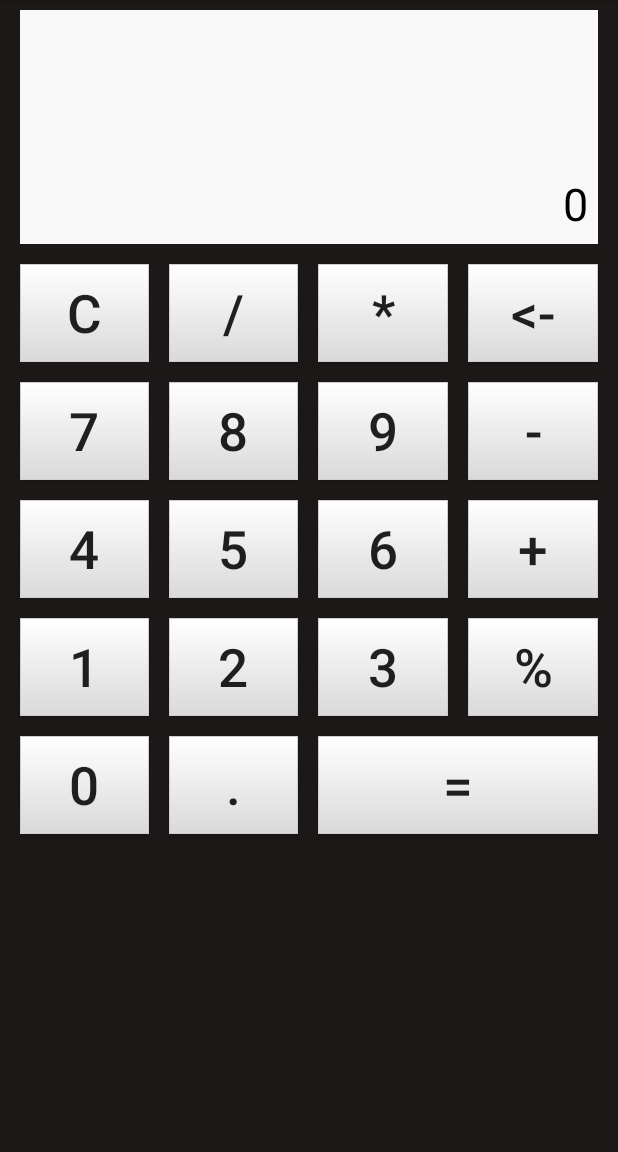
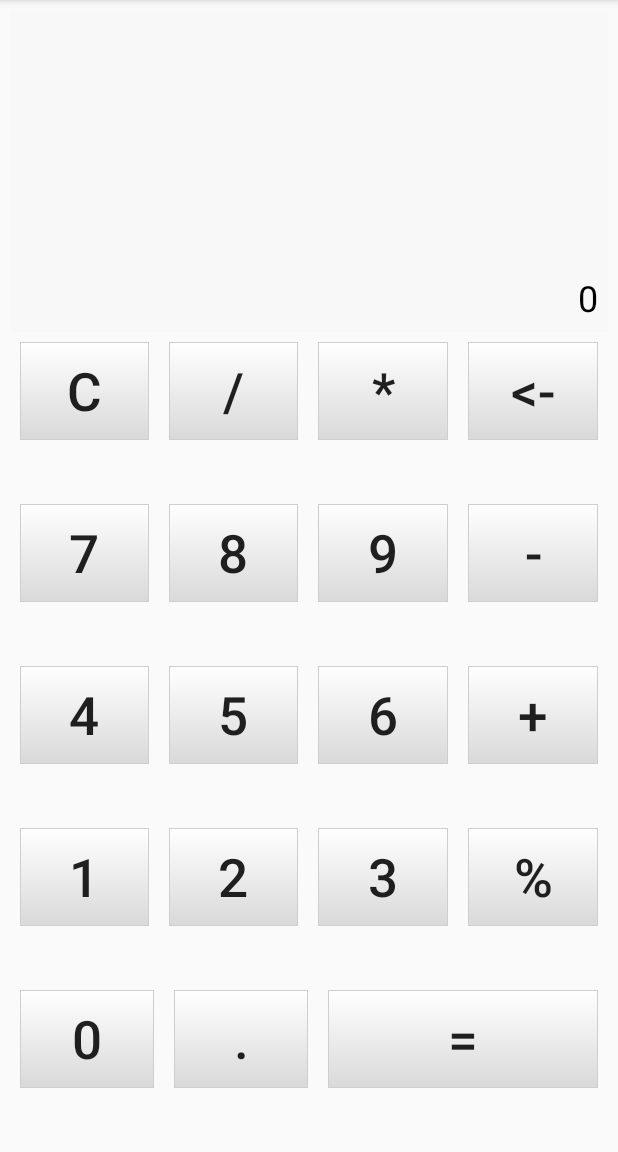
Before and after one commit to jdshah98/Calculator, an Android app: the screen it shows after launch (MainActivity), on a phone screen of 412 x 824 dp, the part 84-1236 px from its top. Run offline under Robolectric (Android 15) with nearby library versions, the phone set to English and light mode, and no system bars; our stand-ins replace sdp/ssp sizes.

Commit message:
modified Layout

```diff
--- a/app/src/main/AndroidManifest.xml
+++ b/app/src/main/AndroidManifest.xml
@@ -1,5 +1,6 @@
 <?xml version="1.0" encoding="utf-8"?>
 <manifest xmlns:android="http://schemas.android.com/apk/res/android"
+    xmlns:tools="http://schemas.android.com/tools"
     package="com.example.shahjainam.calculator">
 
     <supports-screens
@@ -17,12 +18,12 @@
         android:label="@string/app_name"
         android:roundIcon="@mipmap/calc_icon"
         android:supportsRtl="true"
-        android:theme="@style/AppTheme">
+        android:theme="@style/AppTheme"
+        tools:ignore="GoogleAppIndexingWarning">
         <activity android:name=".MainActivity"
             android:screenOrientation="portrait">
             <intent-filter>
                 <action android:name="android.intent.action.MAIN" />
-                <action android:name="android.intent.action.VIEW" />
                 <category android:name="android.intent.category.LAUNCHER" />
             </intent-filter>
         </activity>
--- a/app/src/main/java/com/example/shahjainam/calculator/AboutActivity.java
+++ b/app/src/main/java/com/example/shahjainam/calculator/AboutActivity.java
@@ -12,6 +12,7 @@ public class AboutActivity extends AppCompatActivity {
     protected void onCreate(@Nullable Bundle savedInstanceState) {
         super.onCreate(savedInstanceState);
         setContentView(R.layout.about_us);
+        getSupportActionBar().setTitle("About");
         getSupportActionBar().setDisplayHomeAsUpEnabled(true);
     }
 
--- a/app/src/main/java/com/example/shahjainam/calculator/MainActivity.java
+++ b/app/src/main/java/com/example/shahjainam/calculator/MainActivity.java
@@ -17,7 +17,7 @@ import static java.lang.Boolean.TRUE;
 
 public class MainActivity extends AppCompatActivity {
 
-    private TextView result;
+    private TextView result, exp;
     private Button equal, back, clear, dot;
     private Boolean resultState = TRUE, newTerm = FALSE, errorState = FALSE, dotFlag = FALSE;
 
@@ -30,6 +30,7 @@ public class MainActivity extends AppCompatActivity {
     }
 
     private void initialize() {
+        exp = findViewById(R.id.expression);
         result = findViewById(R.id.result);
         equal = findViewById(R.id.equal);
         back = findViewById(R.id.back);
@@ -42,6 +43,7 @@ public class MainActivity extends AppCompatActivity {
             @Override
             public void onClick(View v) {
                 String str = result.getText().toString();
+                exp.setText(str);
                 try{
                     Expression expression = new ExpressionBuilder(str).build();
                     double ans = expression.evaluate();
--- a/app/src/main/res/layout/about_us.xml
+++ b/app/src/main/res/layout/about_us.xml
@@ -1,40 +1,39 @@
 <?xml version="1.0" encoding="utf-8"?>
-<android.support.constraint.ConstraintLayout
-    xmlns:android="http://schemas.android.com/apk/res/android"
+<android.support.constraint.ConstraintLayout xmlns:android="http://schemas.android.com/apk/res/android"
     xmlns:app="http://schemas.android.com/apk/res-auto"
     xmlns:tools="http://schemas.android.com/tools"
     android:layout_width="match_parent"
-    android:layout_height="match_parent">
+    android:layout_height="match_parent"
+    tools:context=".AboutActivity">
+
+    <ImageView
+        android:id="@+id/image"
+        android:layout_width="90dp"
+        android:layout_height="90dp"
+        android:contentDescription="@string/logo"
+        android:src="@mipmap/logo"
+        app:layout_constraintBottom_toBottomOf="parent"
+        app:layout_constraintEnd_toEndOf="parent"
+        app:layout_constraintHorizontal_bias="0.06"
+        app:layout_constraintStart_toStartOf="parent"
+        app:layout_constraintTop_toTopOf="parent"
+        app:layout_constraintVertical_bias="0.187" />
 
     <TextView
-        android:id="@+id/aboutHeading"
+        android:id="@+id/aboutus"
         android:layout_width="wrap_content"
         android:layout_height="wrap_content"
-        android:text="@string/about_heading"
+        android:text="@string/calculator"
         android:textAllCaps="true"
-        android:textColor="@color/colorPrimaryDark"
-        android:textSize="20sp"
+        android:textColor="@color/colorPrimary"
+        android:textSize="18sp"
         android:textStyle="bold"
-        app:autoSizeMaxTextSize="24sp"
-        app:autoSizeMinTextSize="16sp"
-        app:autoSizeTextType="uniform"
         app:layout_constraintBottom_toBottomOf="parent"
         app:layout_constraintEnd_toEndOf="parent"
+        app:layout_constraintHorizontal_bias="0.6"
         app:layout_constraintStart_toStartOf="parent"
         app:layout_constraintTop_toTopOf="parent"
-        app:layout_constraintVertical_bias="0.1" />
-
-    <TextView
-        android:id="@+id/textView2"
-        android:layout_width="match_parent"
-        android:layout_height="wrap_content"
-        android:layout_marginStart="@dimen/_20sdp"
-        android:layout_marginEnd="@dimen/_20sdp"
-        android:text=""
-        app:layout_constraintBottom_toBottomOf="parent"
-        app:layout_constraintStart_toStartOf="parent"
-        app:layout_constraintTop_toTopOf="parent"
-        app:layout_constraintVertical_bias="0.25" />
+        app:layout_constraintVertical_bias="0.16" />
 
     <TextView
         android:id="@+id/visitHeading"
@@ -55,7 +54,7 @@
         app:layout_constraintVertical_bias="0.5" />
 
     <TextView
-        android:id="@+id/textView7"
+        android:id="@+id/email"
         android:layout_width="wrap_content"
         android:layout_height="wrap_content"
         android:layout_marginTop="8dp"
@@ -73,7 +72,7 @@
         app:layout_constraintVertical_bias="0.612" />
 
     <TextView
-        android:id="@+id/textView8"
+        android:id="@+id/website"
         android:layout_width="wrap_content"
         android:layout_height="wrap_content"
         android:layout_marginTop="8dp"
@@ -89,4 +88,18 @@
         app:layout_constraintTop_toTopOf="parent"
         app:layout_constraintVertical_bias="0.7" />
 
+    <TextView
+        android:id="@+id/textView"
+        android:layout_width="wrap_content"
+        android:layout_height="wrap_content"
+        android:text="@string/appDescription"
+        android:textColor="@color/colorAccent"
+        android:textSize="14sp"
+        app:layout_constraintBottom_toBottomOf="parent"
+        app:layout_constraintEnd_toEndOf="parent"
+        app:layout_constraintHorizontal_bias="0.8"
+        app:layout_constraintStart_toStartOf="parent"
+        app:layout_constraintTop_toTopOf="parent"
+        app:layout_constraintVertical_bias="0.263" />
+
 </android.support.constraint.ConstraintLayout>
--- a/app/src/main/res/layout/activity_calculator.xml
+++ b/app/src/main/res/layout/activity_calculator.xml
@@ -1,283 +1,307 @@
 <?xml version="1.0" encoding="utf-8"?>
-<ScrollView xmlns:android="http://schemas.android.com/apk/res/android"
+<LinearLayout xmlns:android="http://schemas.android.com/apk/res/android"
     xmlns:tools="http://schemas.android.com/tools"
-    android:orientation="vertical"
+    android:id="@+id/calculator"
     android:layout_width="match_parent"
     android:layout_height="match_parent"
-    android:paddingTop="@dimen/_5sdp"
-    android:paddingBottom="@dimen/_5sdp"
-    android:paddingLeft="@dimen/_5sdp"
-    android:paddingRight="@dimen/_5sdp"
-    android:background="#1d1818"
     android:fitsSystemWindows="true"
+    android:orientation="vertical"
+    android:padding="@dimen/_5sdp"
     tools:context=".MainActivity">
 
-    <LinearLayout
-        android:id="@+id/calculator"
+    <TextView
+        android:id="@+id/expression"
         android:layout_width="match_parent"
-        android:layout_height="wrap_content"
-        android:orientation="vertical">
+        android:layout_height="0dp"
+        android:layout_weight="1"
+        android:background="@color/textViewColor"
+        android:gravity="bottom|end"
+        android:padding="@dimen/_5sdp"
+        android:text=""
+        android:textColor="@color/colorBlack"
+        android:textIsSelectable="false"
+        android:textSize="@dimen/expSize" />
 
     <TextView
         android:id="@+id/result"
+        android:layout_width="match_parent"
+        android:layout_height="0dp"
+        android:layout_weight="1"
         android:background="@color/textViewColor"
-            android:layout_width="match_parent"
-            android:layout_height="@dimen/_120sdp"
-            android:layout_marginLeft="@dimen/_5sdp"
-            android:layout_marginRight="@dimen/_5sdp"
-            android:layout_marginBottom="@dimen/_5sdp"
         android:gravity="bottom|end"
-            android:textSize="@dimen/ansSize"
+        android:padding="@dimen/_5sdp"
+        android:text="@string/zero"
         android:textColor="@color/colorBlack"
-            android:text="@string/zero"
-            android:padding="@dimen/_5sdp"
-            android:textIsSelectable="false"/>
+        android:textIsSelectable="false"
+        android:textSize="@dimen/ansSize" />
 
     <LinearLayout
-            android:id="@+id/layer1"
+        android:id="@+id/button1"
         android:layout_width="match_parent"
-            android:layout_height="wrap_content"
+        android:layout_height="0dp"
+        android:layout_weight="1"
         android:orientation="horizontal">
 
         <Button
             android:id="@+id/clear"
-                android:text="@string/clear"
-                android:textSize="@dimen/btnText"
-                android:layout_width="@dimen/_60sdp"
-                android:layout_height="@dimen/_50sdp"
-                android:layout_margin="@dimen/_5sdp"
-                android:layout_weight="1"
             style="@style/Base.Widget.AppCompat.Button.Borderless"
-                android:background="@drawable/number" />
-
-            <Button
-                android:id="@+id/divide"
-                android:text="@string/divide"
-                android:textSize="@dimen/btnText"
-                android:layout_width="@dimen/_60sdp"
+            android:layout_width="0dp"
             android:layout_height="@dimen/_50sdp"
             android:layout_margin="@dimen/_5sdp"
             android:layout_weight="1"
             android:background="@drawable/number"
-                android:onClick="operatorListener" />
+            android:text="@string/clear"
+            android:textSize="@dimen/btnText" />
 
         <Button
-                android:id="@+id/multiply"
-                android:text="@string/multiply"
-                android:textSize="@dimen/btnText"
-                android:layout_width="@dimen/_60sdp"
+            android:id="@+id/divide"
+            style="@style/Base.Widget.AppCompat.Button.Borderless"
+            android:layout_width="0dp"
             android:layout_height="@dimen/_50sdp"
             android:layout_margin="@dimen/_5sdp"
             android:layout_weight="1"
             android:background="@drawable/number"
-                android:onClick="operatorListener" />
+            android:onClick="operatorListener"
+            android:text="@string/divide"
+            android:textSize="@dimen/btnText" />
+
+        <Button
+            android:id="@+id/multiply"
+            style="@style/Base.Widget.AppCompat.Button.Borderless"
+            android:layout_width="0dp"
+            android:layout_height="@dimen/_50sdp"
+            android:layout_margin="@dimen/_5sdp"
+            android:layout_weight="1"
+            android:background="@drawable/number"
+            android:onClick="operatorListener"
+            android:text="@string/multiply"
+            android:textSize="@dimen/btnText" />
 
         <Button
             android:id="@+id/back"
-                android:text="@string/back"
-                android:textSize="@dimen/btnText"
-                android:layout_width="@dimen/_60sdp"
-                android:layout_weight="1"
+            style="@style/Base.Widget.AppCompat.Button.Borderless"
+            android:layout_width="0dp"
             android:layout_height="@dimen/_50sdp"
             android:layout_margin="@dimen/_5sdp"
-                android:background="@drawable/number" />
+            android:layout_weight="1"
+            android:background="@drawable/number"
+            android:text="@string/back"
+            android:textSize="@dimen/btnText" />
 
     </LinearLayout>
 
     <LinearLayout
-            android:id="@+id/layer2"
+        android:id="@+id/button2"
         android:layout_width="match_parent"
-            android:layout_height="wrap_content"
+        android:layout_height="0dp"
+        android:layout_weight="1"
         android:orientation="horizontal">
 
         <Button
             android:id="@+id/seven"
+            style="@style/Base.Widget.AppCompat.Button.Borderless"
+            android:layout_width="0dp"
+            android:layout_height="@dimen/_50sdp"
+            android:layout_margin="@dimen/_5sdp"
+            android:layout_weight="1"
+            android:background="@drawable/number"
+            android:onClick="numericListener"
             android:text="@string/seven"
-                android:textSize="@dimen/btnText"
-                android:layout_height="@dimen/_50sdp"
-                android:layout_weight="1"
-                android:layout_width="@dimen/_60sdp"
-                android:layout_margin="@dimen/_5sdp"
-                android:background="@drawable/number"
-                android:onClick="numericListener" />
+            android:textSize="@dimen/btnText" />
 
         <Button
             android:id="@+id/eight"
-                android:text="@string/eight"
-                android:textSize="@dimen/btnText"
-                android:layout_width="@dimen/_60sdp"
+            style="@style/Base.Widget.AppCompat.Button.Borderless"
+            android:layout_width="0dp"
+            android:layout_height="@dimen/_50sdp"
             android:layout_margin="@dimen/_5sdp"
-                android:layout_height="@dimen/_50sdp"
             android:layout_weight="1"
             android:background="@drawable/number"
-                android:onClick="numericListener" />
+            android:onClick="numericListener"
+            android:text="@string/eight"
+            android:textSize="@dimen/btnText" />
 
         <Button
             android:id="@+id/nine"
-                android:text="@string/nine"
-                android:textSize="@dimen/btnText"
-                android:layout_width="@dimen/_60sdp"
+            style="@style/Base.Widget.AppCompat.Button.Borderless"
+            android:layout_width="0dp"
+            android:layout_height="@dimen/_50sdp"
             android:layout_margin="@dimen/_5sdp"
-                android:layout_height="@dimen/_50sdp"
             android:layout_weight="1"
             android:background="@drawable/number"
-                android:onClick="numericListener" />
+            android:onClick="numericListener"
+            android:text="@string/nine"
+            android:textSize="@dimen/btnText" />
 
         <Button
             android:id="@+id/minus"
-                android:text="@string/minus"
-                android:textSize="@dimen/btnText"
-                android:layout_width="@dimen/_60sdp"
+            style="@style/Base.Widget.AppCompat.Button.Borderless"
+            android:layout_width="0dp"
+            android:layout_height="@dimen/_50sdp"
             android:layout_margin="@dimen/_5sdp"
-                android:layout_height="@dimen/_50sdp"
             android:layout_weight="1"
             android:background="@drawable/number"
-                android:onClick="operatorListener" />
+            android:onClick="operatorListener"
+            android:text="@string/minus"
+            android:textSize="@dimen/btnText" />
 
     </LinearLayout>
 
     <LinearLayout
-            android:id="@+id/layer3"
+        android:id="@+id/button3"
         android:layout_width="match_parent"
-            android:layout_height="wrap_content"
+        android:layout_height="0dp"
+        android:layout_weight="1"
         android:orientation="horizontal">
 
         <Button
             android:id="@+id/four"
-                android:text="@string/four"
-                android:textSize="@dimen/btnText"
-                android:layout_width="@dimen/_60sdp"
+            style="@style/Base.Widget.AppCompat.Button.Borderless"
+            android:layout_width="0dp"
+            android:layout_height="@dimen/_50sdp"
             android:layout_margin="@dimen/_5sdp"
-                android:layout_height="@dimen/_50sdp"
             android:layout_weight="1"
             android:background="@drawable/number"
-                android:onClick="numericListener" />
+            android:onClick="numericListener"
+            android:text="@string/four"
+            android:textSize="@dimen/btnText" />
 
         <Button
             android:id="@+id/five"
-                android:text="@string/five"
-                android:textSize="@dimen/btnText"
-                android:layout_width="@dimen/_60sdp"
+            style="@style/Base.Widget.AppCompat.Button.Borderless"
+            android:layout_width="0dp"
+            android:layout_height="@dimen/_50sdp"
             android:layout_margin="@dimen/_5sdp"
-                android:layout_height="@dimen/_50sdp"
             android:layout_weight="1"
             android:background="@drawable/number"
-                android:onClick="numericListener" />
+            android:onClick="numericListener"
+            android:text="@string/five"
+            android:textSize="@dimen/btnText" />
 
         <Button
             android:id="@+id/six"
-                android:text="@string/six"
-                android:textSize="@dimen/btnText"
-                android:layout_width="@dimen/_60sdp"
+            style="@style/Base.Widget.AppCompat.Button.Borderless"
+            android:layout_width="0dp"
+            android:layout_height="@dimen/_50sdp"
             android:layout_margin="@dimen/_5sdp"
-                android:layout_height="@dimen/_50sdp"
             android:layout_weight="1"
             android:background="@drawable/number"
-                android:onClick="numericListener" />
+            android:onClick="numericListener"
+            android:text="@string/six"
+            android:textSize="@dimen/btnText" />
 
         <Button
             android:id="@+id/plus"
-                android:text="@string/plus"
-                android:textSize="@dimen/btnText"
-                android:layout_width="@dimen/_60sdp"
+            style="@style/Base.Widget.AppCompat.Button.Borderless"
+            android:layout_width="0dp"
+            android:layout_height="@dimen/_50sdp"
             android:layout_margin="@dimen/_5sdp"
-                android:layout_height="@dimen/_50sdp"
             android:layout_weight="1"
             android:background="@drawable/number"
-                android:onClick="operatorListener" />
+            android:onClick="operatorListener"
+            android:text="@string/plus"
+            android:textSize="@dimen/btnText" />
 
     </LinearLayout>
 
     <LinearLayout
-            android:id="@+id/layer4"
+        android:id="@+id/button4"
         android:layout_width="match_parent"
-            android:layout_height="wrap_content"
+        android:layout_height="0dp"
+        android:layout_weight="1"
         android:orientation="horizontal">
 
         <Button
             android:id="@+id/one"
-                android:text="@string/one"
-                android:textSize="@dimen/btnText"
-                android:layout_width="@dimen/_60sdp"
+            style="@style/Base.Widget.AppCompat.Button.Borderless"
+            android:layout_width="0dp"
+            android:layout_height="@dimen/_50sdp"
             android:layout_margin="@dimen/_5sdp"
-                android:layout_height="@dimen/_50sdp"
             android:layout_weight="1"
             android:background="@drawable/number"
-                android:onClick="numericListener" />
+            android:onClick="numericListener"
+            android:text="@string/one"
+            android:textSize="@dimen/btnText" />
 
         <Button
             android:id="@+id/two"
-                android:text="@string/two"
-                android:textSize="@dimen/btnText"
-                android:layout_width="@dimen/_60sdp"
+            style="@style/Base.Widget.AppCompat.Button.Borderless"
+            android:layout_width="0dp"
+            android:layout_height="@dimen/_50sdp"
             android:layout_margin="@dimen/_5sdp"
-                android:layout_height="@dimen/_50sdp"
             android:layout_weight="1"
             android:background="@drawable/number"
-                android:onClick="numericListener" />
+            android:onClick="numericListener"
+            android:text="@string/two"
+            android:textSize="@dimen/btnText" />
 
         <Button
             android:id="@+id/three"
-                android:text="@string/three"
-                android:textSize="@dimen/btnText"
-                android:layout_width="@dimen/_60sdp"
+            style="@style/Base.Widget.AppCompat.Button.Borderless"
+            android:layout_width="0dp"
+            android:layout_height="@dimen/_50sdp"
             android:layout_margin="@dimen/_5sdp"
-                android:layout_height="@dimen/_50sdp"
             android:layout_weight="1"
             android:background="@drawable/number"
-                android:onClick="numericListener" />
+            android:onClick="numericListener"
+            android:text="@string/three"
+            android:textSize="@dimen/btnText" />
 
         <Button
             android:id="@+id/modulo"
-                android:text="@string/modulo"
-                android:textSize="@dimen/btnText"
-                android:layout_width="@dimen/_60sdp"
+            style="@style/Base.Widget.AppCompat.Button.Borderless"
+            android:layout_width="0dp"
+            android:layout_height="@dimen/_50sdp"
             android:layout_margin="@dimen/_5sdp"
-                android:layout_height="@dimen/_50sdp"
             android:layout_weight="1"
             android:background="@drawable/number"
-                android:onClick="operatorListener" />
+            android:onClick="operatorListener"
+            android:text="@string/modulo"
+            android:textSize="@dimen/btnText" />
 
     </LinearLayout>
 
     <LinearLayout
-            android:id="@+id/layer5"
+        android:id="@+id/button5"
         android:layout_width="match_parent"
-            android:layout_height="wrap_content"
+        android:layout_height="0dp"
+        android:layout_weight="1"
         android:orientation="horizontal">
 
         <Button
             android:id="@+id/zero"
-                android:text="@string/zero"
-                android:textSize="@dimen/btnText"
-                android:layout_width="@dimen/_60sdp"
+            style="@style/Base.Widget.AppCompat.Button.Borderless"
+            android:layout_width="0dp"
+            android:layout_height="@dimen/_50sdp"
             android:layout_margin="@dimen/_5sdp"
-                android:layout_height="@dimen/_50sdp"
+            android:layout_weight="1"
             android:background="@drawable/number"
             android:onClick="numericListener"
-                android:layout_weight="1" />
+            android:text="@string/zero"
+            android:textSize="@dimen/btnText" />
 
         <Button
             android:id="@+id/dot"
+            style="@style/Base.Widget.AppCompat.Button.Borderless"
+            android:layout_width="0dp"
+            android:layout_height="@dimen/_50sdp"
+            android:layout_margin="@dimen/_5sdp"
+            android:layout_weight="1"
+            android:background="@drawable/number"
             android:text="@string/dot"
-                android:textSize="@dimen/btnText"
-                android:layout_width="@dimen/_60sdp"
-                android:layout_margin="@dimen/_5sdp"
-                android:layout_height="@dimen/_50sdp"
-                android:background="@drawable/number"
-                android:layout_weight="1" />
+            android:textSize="@dimen/btnText" />
 
         <Button
             android:id="@+id/equal"
+            style="@style/Base.Widget.AppCompat.Button.Borderless"
+            android:layout_width="0dp"
+            android:layout_height="@dimen/_50sdp"
+            android:layout_margin="@dimen/_5sdp"
+            android:layout_weight="2"
+            android:background="@drawable/equal"
             android:text="@string/equal"
-                android:textSize="@dimen/btnText"
-                android:layout_width="@dimen/_130sdp"
-                android:layout_margin="@dimen/_5sdp"
-                android:layout_height="@dimen/_50sdp"
-                android:background="@drawable/equal"
-                android:layout_weight="2" />
+            android:textSize="@dimen/btnText" />
 
     </LinearLayout>
 
 </LinearLayout>
-</ScrollView>
--- a/app/src/main/res/values/dimens.xml
+++ b/app/src/main/res/values/dimens.xml
@@ -1,5 +1,6 @@
 <?xml version="1.0" encoding="utf-8"?>
 <resources>
     <dimen name="btnText">35sp</dimen>
-    <dimen name="ansSize">30sp</dimen>
+    <dimen name="ansSize">24sp</dimen>
+    <dimen name="expSize">20sp</dimen>
 </resources>
--- a/app/src/main/res/values/strings.xml
+++ b/app/src/main/res/values/strings.xml
@@ -28,4 +28,7 @@
     <string name="visit_us">visit us</string>
     <string name="website">www.jdshah.com</string>
     <string name="emailID">shahjainamj8657@gmail.com</string>
+    <string name="logo">logo</string>
+    <string name="calculator">CALCULATOR</string>
+    <string name="appDescription">Version 1.0\nCopyright(c) JS APP 2019.\nAll rights reserved.</string>
 </resources>
```
Also changed, not shown: app/src/main/res/mipmap-anydpi-v26/logo.png (added), app/src/main/res/mipmap-hdpi/logo.png (added), app/src/main/res/mipmap-mdpi/logo.png (added), app/src/main/res/mipmap-xhdpi/logo.png (added), app/src/main/res/mipmap-xxhdpi/logo.png (added), app/src/main/res/mipmap-xxxhdpi/logo.png (added). Lines whose indentation alone changed are shown as unchanged.
